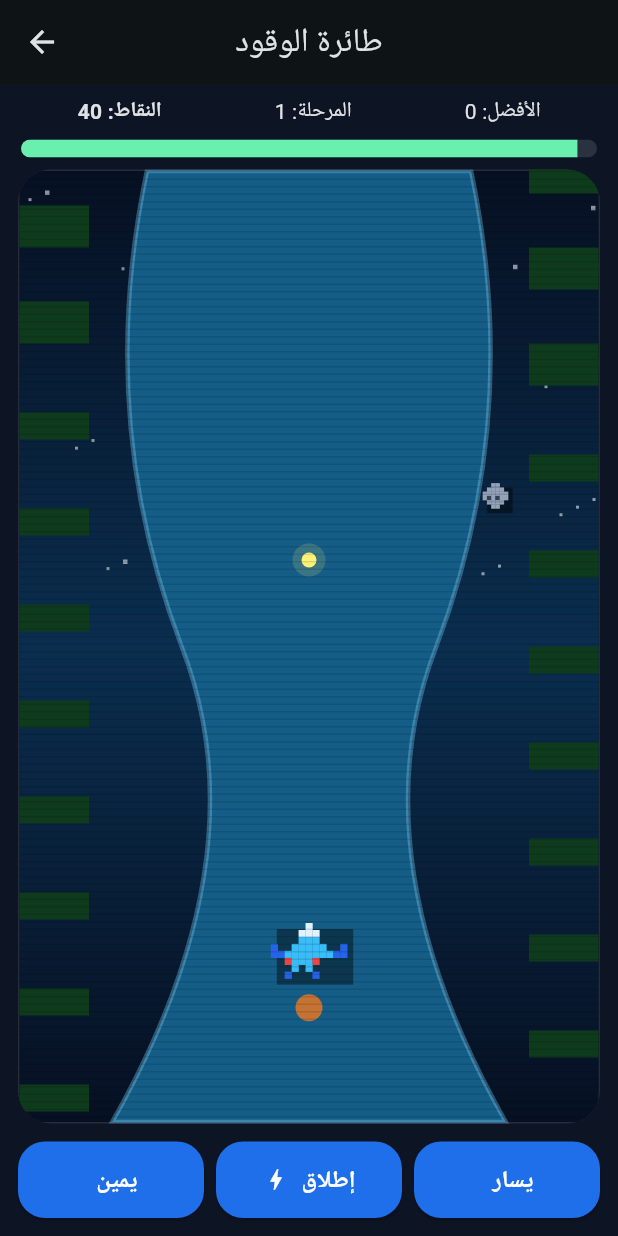
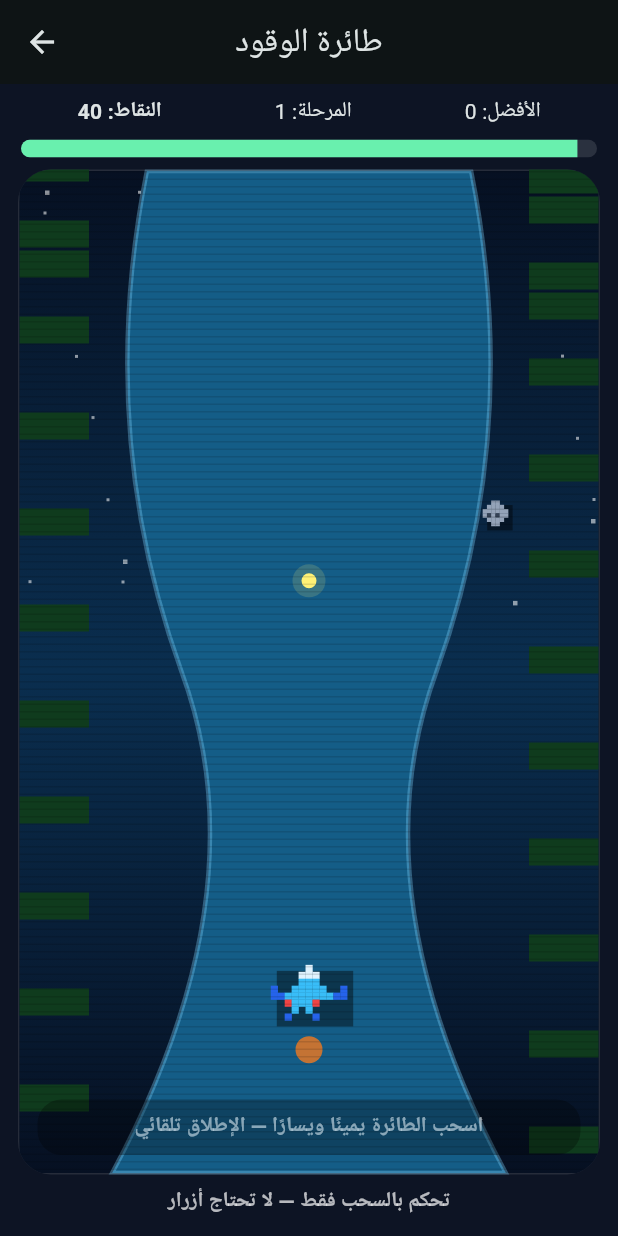
Before and after one commit to aljwaal1/carsgame, a Flutter app: the FuelPlaneScreen screen opened directly, after a tap on "ابدأ", on a phone screen of 412 x 824 dp. Run offline on Flutter 3.47's test engine with Material 3 defaults, Android fonts, the phone set to English and light mode, and no system bars; our stand-ins replace audioplayers, shared_preferences; accounts and stored records are empty; Roboto replaces fonts that are missing (Arial).

Commit message:
Switch plane game to drag control and auto shooting UI

```diff
--- a/lib/games/fuel_plane/fuel_plane_screen.dart
+++ b/lib/games/fuel_plane/fuel_plane_screen.dart
@@ -31,6 +31,7 @@
     timer?.cancel();
     timer = Timer.periodic(const Duration(milliseconds: 30), (_) async {
       final event = engine.tick();
+      if (event == PlaneEvent.shoot && engine.score % 3 == 0) FuelPlaneAudio.shoot();
       if (event == PlaneEvent.fuel) FuelPlaneAudio.fuel();
       if (event == PlaneEvent.hit) FuelPlaneAudio.explosion();
       if (event == PlaneEvent.dead) {
@@ -40,6 +41,16 @@
       }
       if (mounted) setState(() {});
     });
+    setState(() {});
+  }
+
+  void _dragPlane(DragUpdateDetails details, double width) {
+    engine.dragTo(details.localPosition.dx, width);
+    setState(() {});
+  }
+
+  void _touchPlane(DragDownDetails details, double width) {
+    engine.dragTo(details.localPosition.dx, width);
     setState(() {});
   }
 
@@ -73,28 +84,49 @@
               margin: const EdgeInsets.symmetric(horizontal: 12),
               decoration: BoxDecoration(borderRadius: BorderRadius.circular(22), border: Border.all(color: Colors.white10)),
               clipBehavior: Clip.antiAlias,
+              child: LayoutBuilder(builder: (context, constraints) {
+                return GestureDetector(
+                  behavior: HitTestBehavior.opaque,
+                  onPanDown: (d) => _touchPlane(d, constraints.maxWidth),
+                  onPanUpdate: (d) => _dragPlane(d, constraints.maxWidth),
                   child: Stack(children: [
                     CustomPaint(painter: FuelPlanePainter(planeX: engine.planeX, objects: engine.objects, bullets: engine.bullets, level: engine.level), child: const SizedBox.expand()),
+                    Positioned(
+                      left: 12,
+                      right: 12,
+                      bottom: 12,
+                      child: IgnorePointer(
+                        child: AnimatedOpacity(
+                          duration: const Duration(milliseconds: 250),
+                          opacity: engine.running ? 0.72 : 0,
+                          child: Container(
+                            padding: const EdgeInsets.symmetric(horizontal: 12, vertical: 8),
+                            decoration: BoxDecoration(color: Colors.black.withOpacity(0.38), borderRadius: BorderRadius.circular(16)),
+                            child: const Text('اسحب الطائرة يمينًا ويسارًا — الإطلاق تلقائي', textAlign: TextAlign.center, style: TextStyle(color: Colors.white70, fontWeight: FontWeight.bold)),
+                          ),
+                        ),
+                      ),
+                    ),
                     if (!engine.running)
                       Center(child: Container(padding: const EdgeInsets.all(22), decoration: BoxDecoration(color: Colors.black.withOpacity(0.62), borderRadius: BorderRadius.circular(22)), child: Column(mainAxisSize: MainAxisSize.min, children: [
                         Text(engine.gameOver ? 'انتهت الجولة' : 'جاهز للطيران؟', style: const TextStyle(fontSize: 28, fontWeight: FontWeight.w900)),
                         const SizedBox(height: 8),
-                    Text(engine.gameOver ? 'نقاطك: ${engine.score}' : 'اجمع الوقود وتجنب العوائق', style: const TextStyle(color: Colors.white70)),
+                        Text(engine.gameOver ? 'نقاطك: ${engine.score}' : 'اسحب الطائرة، والنار تعمل تلقائيًا', style: const TextStyle(color: Colors.white70)),
                         const SizedBox(height: 16),
                         RetroButton(text: engine.gameOver ? 'إعادة اللعب' : 'ابدأ', icon: Icons.play_arrow, onTap: start),
                       ]))),
                   ]),
+                );
+              }),
             ),
           ),
           Padding(
-            padding: const EdgeInsets.all(12),
-            child: Row(children: [
-              Expanded(child: RetroButton(text: 'يمين', onTap: () => setState(engine.moveRight))),
-              const SizedBox(width: 8),
-              Expanded(child: RetroButton(text: 'إطلاق', icon: Icons.bolt, onTap: () { engine.fire(); FuelPlaneAudio.shoot(); setState(() {}); })),
-              const SizedBox(width: 8),
-              Expanded(child: RetroButton(text: 'يسار', onTap: () => setState(engine.moveLeft))),
-            ]),
+            padding: const EdgeInsets.fromLTRB(16, 8, 16, 12),
+            child: Text(
+              engine.running ? 'تحكم بالسحب فقط — لا تحتاج أزرار' : 'اضغط ابدأ ثم اسحب الطائرة بإصبعك مثل ألعاب الدجاجة',
+              textAlign: TextAlign.center,
+              style: const TextStyle(color: Colors.white70, fontWeight: FontWeight.bold),
+            ),
           ),
         ]),
       ),
```
Lines whose indentation alone changed are shown as unchanged.
